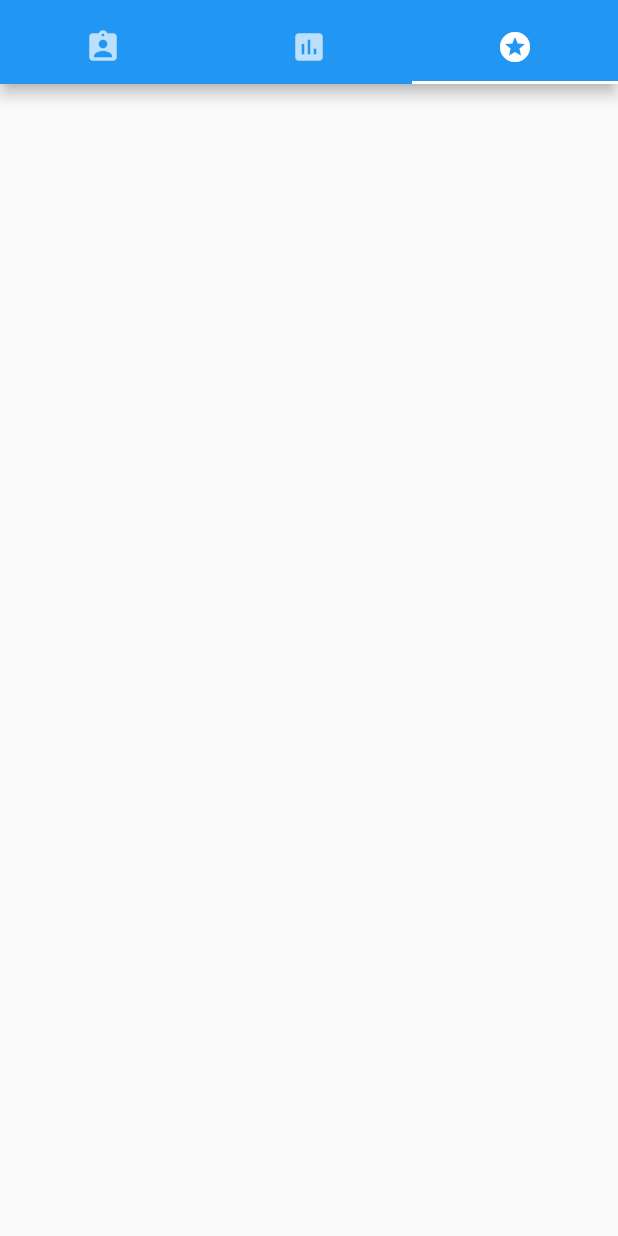
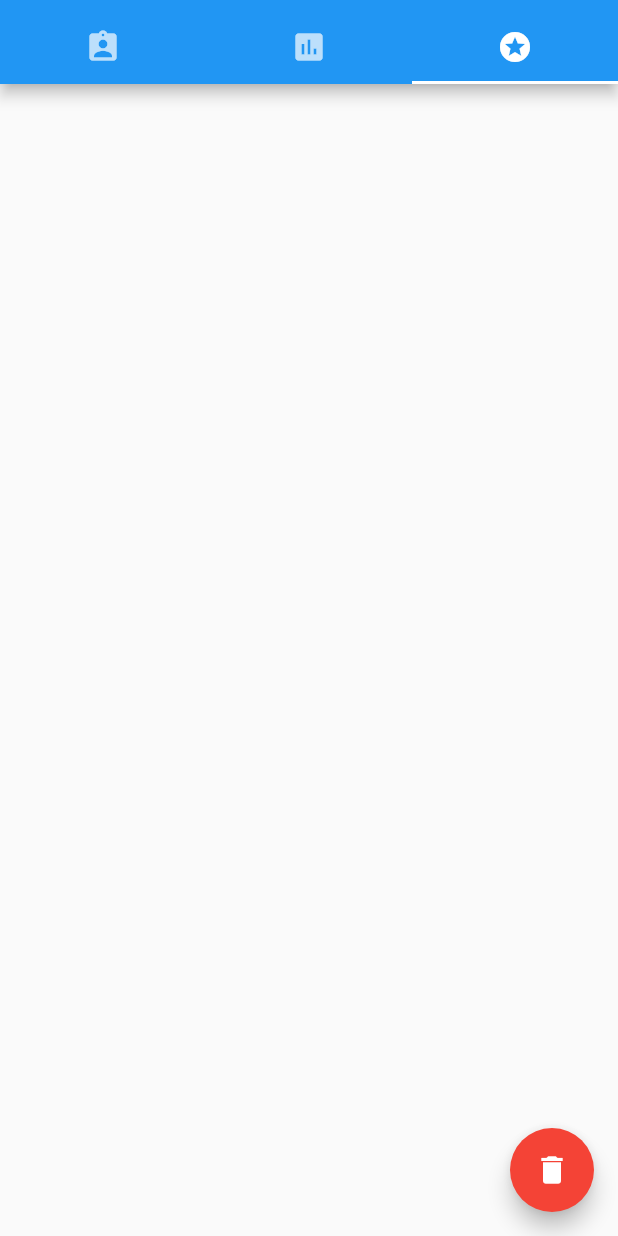
Before and after one commit to zmej-serow/eleven, a Flutter app: the screen it shows after launch, tab 3 chosen, on a phone screen of 412 x 824 dp. Run offline on Flutter 3.47's test engine with Material 2 defaults, Android fonts, the phone set to English and light mode, and no system bars.

Commit message:
Add button to clear scores, efficiently starting new game. Experimenting with score entering screen.

```diff
--- a/lib/app_state.dart
+++ b/lib/app_state.dart
@@ -17,6 +17,12 @@ class AppState with ChangeNotifier {
     nextPlayer();
   }
 
+  void newGame() {
+    _players.forEach((player) {player.scores = [];});
+    _currentPlayer = 0;
+    notifyListeners();
+  }
+
   void removePlayer(String playerName) {
     _players.removeWhere((item) => item.name == playerName);
     notifyListeners();
--- a/lib/final_score_tab.dart
+++ b/lib/final_score_tab.dart
@@ -17,10 +17,17 @@ class FinalScoresState extends State<FinalScores> {
     List<Player> sortedPlayers = [...appState.getPlayers];
     sortedPlayers.sort((a, b) => b.totalScore().compareTo(a.totalScore()));
 
-    return Column(
-      children: [
-        for (var player in sortedPlayers) finalScore(player)
-      ],
+    return Scaffold(
+        body: Column(
+          children: [
+            for (var player in sortedPlayers) finalScore(player)
+          ],
+        ),
+        floatingActionButton: FloatingActionButton(
+          onPressed: appState.newGame,
+          backgroundColor: Colors.red,
+          child: Icon(Icons.delete),
+        )
     );
   }
 
```
Also changed, not shown: lib/game_tab.dart (+49 -3 lines).
